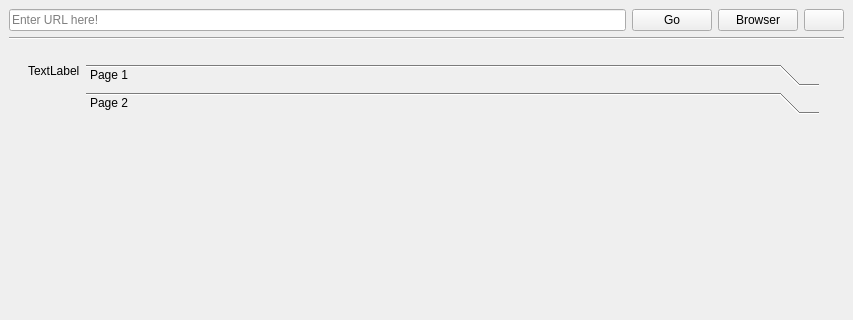
jepasq/udp-browser, file src/browser/ui/MainWindow.ui: the form before one commit; both pictures show x 0 to 853 and y 0 to 320 of the 853 by 547 pixel window.
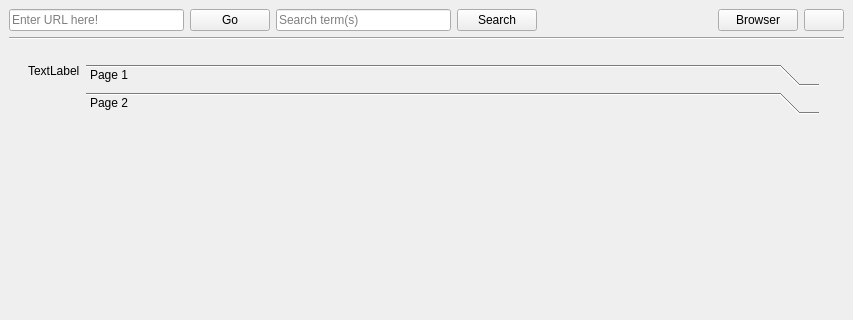
The form after the commit. The open tabs and pages were chosen to show the change. Icons and pictures are not drawn.

Commit message: Add a search widget

```diff
--- a/src/browser/ui/MainWindow.ui
+++ b/src/browser/ui/MainWindow.ui
@@ -31,6 +31,33 @@
         </property>
        </widget>
       </item>
+      <item>
+       <widget class="QLineEdit" name="leSearch">
+        <property name="placeholderText">
+         <string>Search term(s)</string>
+        </property>
+       </widget>
+      </item>
+      <item>
+       <widget class="QPushButton" name="pbSearch">
+        <property name="text">
+         <string>Search</string>
+        </property>
+       </widget>
+      </item>
+      <item>
+       <spacer name="horizontalSpacer">
+        <property name="orientation">
+         <enum>Qt::Horizontal</enum>
+        </property>
+        <property name="sizeHint" stdset="0">
+         <size>
+          <width>40</width>
+          <height>20</height>
+         </size>
+        </property>
+       </spacer>
+      </item>
       <item>
        <widget class="QPushButton" name="pbMode">
         <property name="text">
```
Left out of the diff: 4 changed lines with no effect on the pictures. The commit also changes 4 other files.
